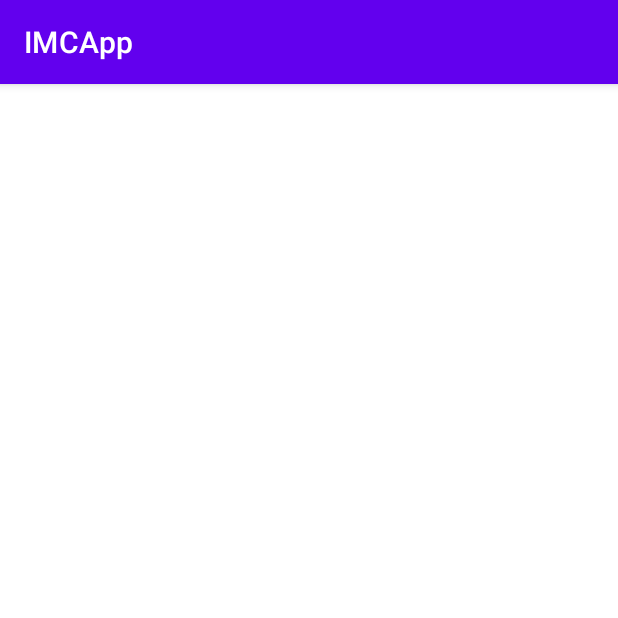
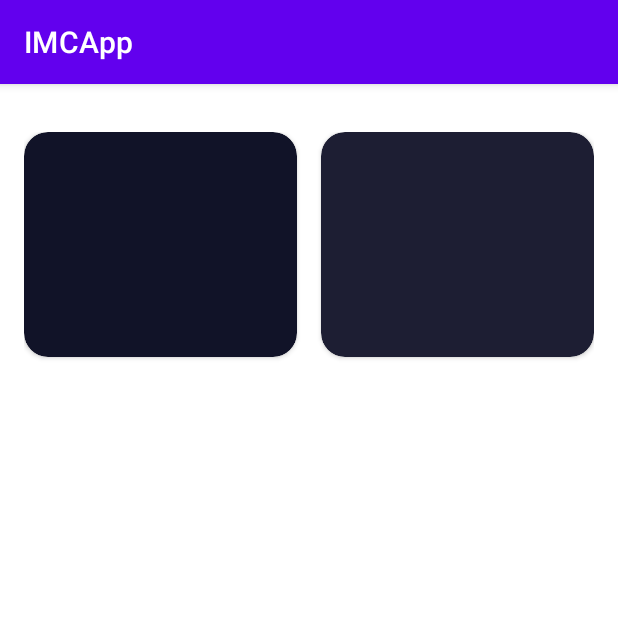
Before and after one commit to Davangu/IMCApp, an Android app: the screen it shows after launch (ImcCalculatorActivity), on a phone screen of 412 x 824 dp, the top half of it. Run offline under Robolectric (Android 15) with nearby library versions, the phone set to English and light mode, and no system bars.

Commit message:
Avanzando. Imágenes de male y female añadidas

```diff
--- a/app/src/main/res/layout/activity_imc_calculator.xml
+++ b/app/src/main/res/layout/activity_imc_calculator.xml
@@ -4,6 +4,49 @@
     xmlns:tools="http://schemas.android.com/tools"
     android:layout_width="match_parent"
     android:layout_height="match_parent"
-    tools:context=".ImcCalculatorActivity">
+    tools:context=".ImcCalculatorActivity"
+    android:paddingHorizontal="16dp"
+    android:paddingVertical="32dp">
+
+    <!--    MALE-->
+    <androidx.cardview.widget.CardView
+        android:id="@+id/viewMale"
+        android:layout_width="0dp"
+        android:layout_height="150dp"
+        android:layout_marginEnd="16dp"
+        app:layout_constraintTop_toTopOf="parent"
+        app:layout_constraintStart_toStartOf="parent"
+        app:layout_constraintEnd_toStartOf="@+id/viewFemale"
+        app:cardBackgroundColor="@color/bg_comp_sel"
+        app:cardCornerRadius="16dp"
+        >
+
+        <androidx.appcompat.widget.LinearLayoutCompat
+            android:layout_width="match_parent"
+            android:layout_height="match_parent"
+            android:orientation="vertical">
+
+        </androidx.appcompat.widget.LinearLayoutCompat>
+
+    </androidx.cardview.widget.CardView>
+
+    <!--    FEMALE-->
+    <androidx.cardview.widget.CardView
+        android:id="@+id/viewFemale"
+        android:layout_width="0dp"
+        android:layout_height="150dp"
+        app:layout_constraintTop_toTopOf="parent"
+        app:layout_constraintEnd_toEndOf="parent"
+        app:layout_constraintStart_toEndOf="@+id/viewMale"
+        app:cardBackgroundColor="@color/bg_comp"
+        app:cardCornerRadius="16dp"
+        >
+
+        <androidx.appcompat.widget.LinearLayoutCompat
+            android:layout_width="match_parent"
+            android:layout_height="match_parent"
+            android:orientation="vertical">
+        </androidx.appcompat.widget.LinearLayoutCompat>
+    </androidx.cardview.widget.CardView>
 
 </androidx.constraintlayout.widget.ConstraintLayout>
--- a/app/src/main/res/values/colors.xml
+++ b/app/src/main/res/values/colors.xml
@@ -7,4 +7,10 @@
     <color name="teal_700">#FF018786</color>
     <color name="black">#FF000000</color>
     <color name="white">#FFFFFFFF</color>
+
+    <color name="bg_comp">#1D1E33</color>
+    <color name="bg_comp_sel">#FF111328</color>
+    <color name="bg_app">#0E0B20</color>
+    <color name="bg_button">#EB1555</color>
+    <color name="title_text">#FF8D8E98</color>
 </resources>
```
Also changed, not shown: app/src/main/res/drawable/ic_female.xml (added, +12 -0 lines), app/src/main/res/drawable/ic_male.xml (added, +9 -0 lines).
